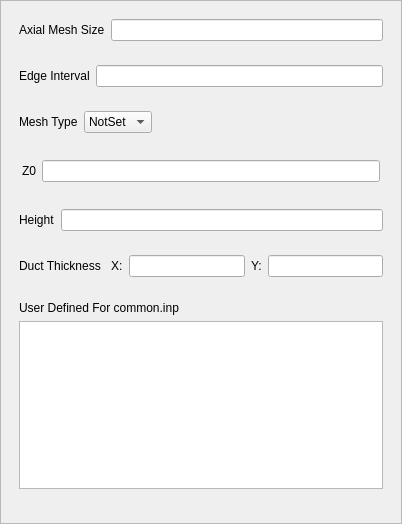
The window that Application/qDefaults.ui (Sprunth/RGG) describes before a commit, drawn with Qt 5.
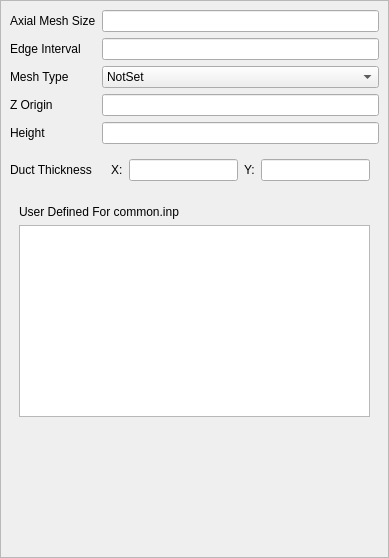
The same window after the commit.

Patch:
```diff
--- a/Application/qDefaults.ui
+++ b/Application/qDefaults.ui
@@ -6,8 +6,8 @@
    <rect>
     <x>0</x>
     <y>0</y>
-    <width>402</width>
-    <height>524</height>
+    <width>389</width>
+    <height>558</height>
    </rect>
   </property>
   <property name="windowTitle">
@@ -27,54 +27,35 @@
        <rect>
         <x>0</x>
         <y>0</y>
-        <width>400</width>
-        <height>522</height>
+        <width>387</width>
+        <height>556</height>
        </rect>
       </property>
-      <layout class="QVBoxLayout" name="verticalLayout">
-       <item>
-        <widget class="QWidget" name="AxialMeshLayout" native="true">
-         <layout class="QHBoxLayout" name="axialMeshLayout">
-          <item>
+      <layout class="QGridLayout" name="gridLayout_2">
+       <item row="9" column="0">
+        <spacer name="verticalSpacer">
+         <property name="orientation">
+          <enum>Qt::Vertical</enum>
+         </property>
+         <property name="sizeHint" stdset="0">
+          <size>
+           <width>20</width>
+           <height>40</height>
+          </size>
+         </property>
+        </spacer>
+       </item>
+       <item row="0" column="0">
            <widget class="QLabel" name="label_3">
             <property name="text">
              <string>Axial Mesh Size</string>
             </property>
            </widget>
           </item>
-          <item>
-           <widget class="QLineEdit" name="AxialMeshSize"/>
-          </item>
-         </layout>
-        </widget>
-       </item>
-       <item>
-        <widget class="QWidget" name="EdgeIntervalLayout" native="true">
-         <layout class="QHBoxLayout" name="edgeIntervalLayout">
-          <item>
-           <widget class="QLabel" name="label_12">
-            <property name="text">
-             <string>Edge Interval</string>
-            </property>
-           </widget>
-          </item>
-          <item>
-           <widget class="QLineEdit" name="EdgeInterval"/>
-          </item>
-         </layout>
-        </widget>
-       </item>
-       <item>
-        <widget class="QWidget" name="MeshTypeLayout" native="true">
-         <layout class="QHBoxLayout" name="meshTypeLayout">
-          <item>
-           <widget class="QLabel" name="label_24">
-            <property name="text">
-             <string>Mesh Type</string>
-            </property>
-           </widget>
-          </item>
-          <item>
+       <item row="3" column="1">
+        <widget class="QLineEdit" name="Z0"/>
+       </item>
+       <item row="2" column="1">
            <widget class="QComboBox" name="MeshType">
             <item>
              <property name="text">
@@ -93,65 +74,40 @@
             </item>
            </widget>
           </item>
-          <item>
-           <spacer name="horizontalSpacer">
-            <property name="orientation">
-             <enum>Qt::Horizontal</enum>
-            </property>
-            <property name="sizeHint" stdset="0">
-             <size>
-              <width>40</width>
-              <height>20</height>
-             </size>
-            </property>
-           </spacer>
-          </item>
-         </layout>
-        </widget>
-       </item>
-       <item>
-        <layout class="QHBoxLayout" name="horizontalLayout">
-         <property name="margin">
-          <number>12</number>
-         </property>
-         <item>
-          <widget class="QLabel" name="label_4">
+       <item row="2" column="0">
+        <widget class="QLabel" name="label_24">
            <property name="text">
-            <string>Z0</string>
+          <string>Mesh Type</string>
            </property>
           </widget>
          </item>
-         <item>
-          <widget class="QLineEdit" name="Z0"/>
-         </item>
-        </layout>
-       </item>
-       <item>
-        <widget class="QWidget" name="HeightLayout" native="true">
-         <layout class="QHBoxLayout" name="lengthLayout">
-          <item>
+       <item row="0" column="1">
+        <widget class="QLineEdit" name="AxialMeshSize"/>
+       </item>
+       <item row="4" column="0">
            <widget class="QLabel" name="label_5">
             <property name="text">
              <string>Height</string>
             </property>
            </widget>
           </item>
-          <item>
-           <widget class="QLineEdit" name="Height"/>
-          </item>
-         </layout>
+       <item row="1" column="0">
+        <widget class="QLabel" name="label_12">
+         <property name="text">
+          <string>Edge Interval</string>
+         </property>
         </widget>
        </item>
-       <item>
-        <widget class="QWidget" name="DuctThicknessLayout" native="true">
-         <layout class="QHBoxLayout" name="ductThicknessLayout">
-          <item>
+       <item row="5" column="0">
            <widget class="QLabel" name="label">
             <property name="text">
              <string>Duct Thickness </string>
             </property>
            </widget>
           </item>
+       <item row="5" column="1">
+        <widget class="QWidget" name="DuctThicknessLayout" native="true">
+         <layout class="QHBoxLayout" name="ductThicknessLayout">
           <item>
            <widget class="QLabel" name="ductX">
             <property name="text">
@@ -175,7 +131,20 @@
          </layout>
         </widget>
        </item>
-       <item>
+       <item row="3" column="0">
+        <widget class="QLabel" name="label_4">
+         <property name="text">
+          <string>Z Origin</string>
+         </property>
+        </widget>
+       </item>
+       <item row="4" column="1">
+        <widget class="QLineEdit" name="Height"/>
+       </item>
+       <item row="1" column="1">
+        <widget class="QLineEdit" name="EdgeInterval"/>
+       </item>
+       <item row="8" column="0" colspan="2">
         <widget class="QWidget" name="UserDefinedArea" native="true">
          <layout class="QVBoxLayout" name="verticalLayout_2">
           <item>
@@ -191,19 +160,6 @@
          </layout>
         </widget>
        </item>
-       <item>
-        <spacer name="verticalSpacer">
-         <property name="orientation">
-          <enum>Qt::Vertical</enum>
-         </property>
-         <property name="sizeHint" stdset="0">
-          <size>
-           <width>20</width>
-           <height>40</height>
-          </size>
-         </property>
-        </spacer>
-       </item>
       </layout>
      </widget>
     </widget>
```
Left out of the diff: 5 changed lines with no effect on the pictures. Lines whose indentation alone changed are shown as unchanged.
